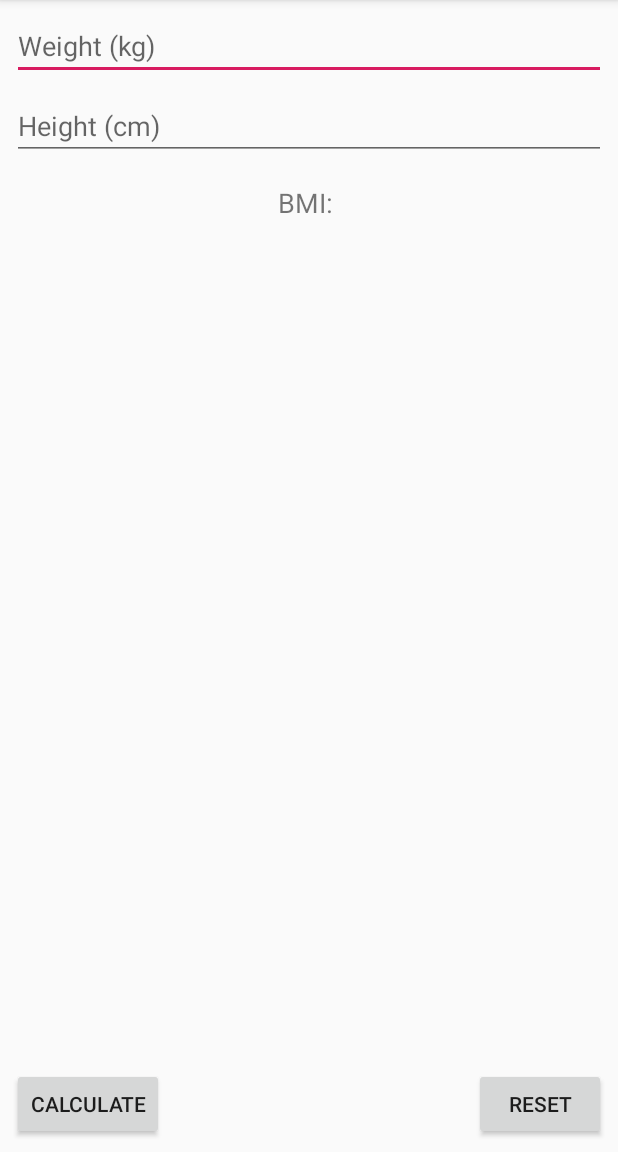
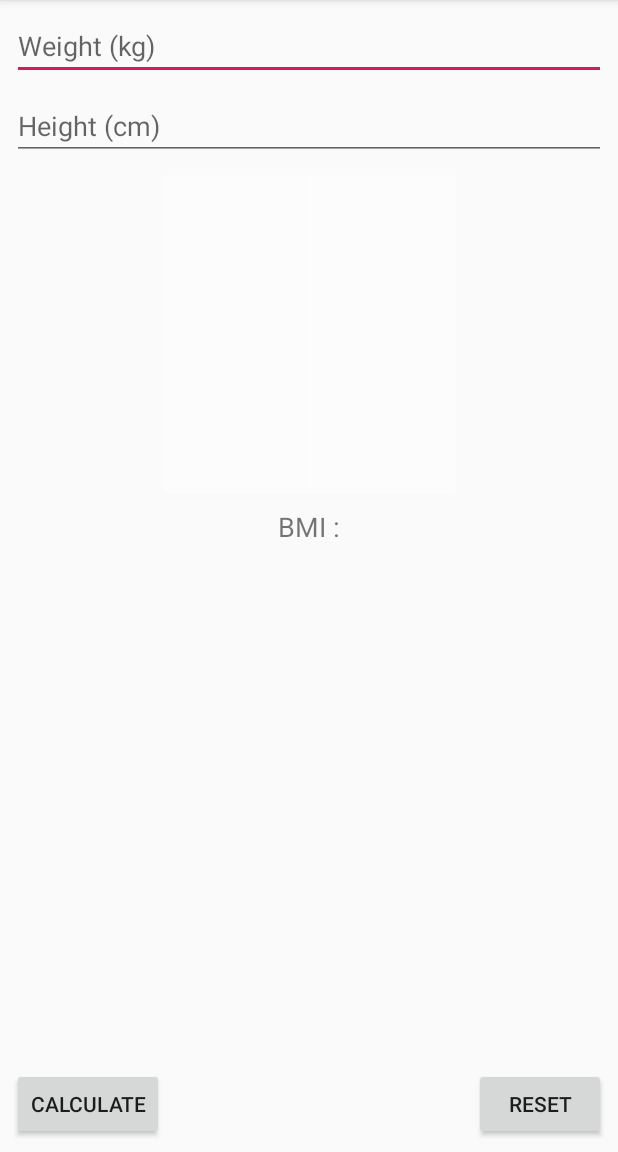
Before and after one commit to edmondlwk312/Activity_2, an Android app: the screen it shows after launch (MainActivity), after a tap on "RESET", on a phone screen of 412 x 824 dp, the part 84-1236 px from its top. Run offline under Robolectric (Android 15) with nearby library versions, the phone set to English and light mode, and no system bars.

Commit message:
Activity_2

```diff
--- a/app/src/main/java/com/example/activity_2/MainActivity.kt
+++ b/app/src/main/java/com/example/activity_2/MainActivity.kt
@@ -3,10 +3,8 @@ package com.example.activity_2
 import androidx.appcompat.app.AppCompatActivity
 import android.os.Bundle
 import android.view.View
-import android.widget.Button
-import android.widget.EditText
-import android.widget.TextView
-import androidx.annotation.IntegerRes
+import android.widget.*
+import java.text.DecimalFormat
 import kotlin.math.pow
 
 class MainActivity : AppCompatActivity()
@@ -16,50 +14,78 @@ class MainActivity : AppCompatActivity()
         super.onCreate(savedInstanceState)
         setContentView(R.layout.activity_main)
 
-        val editWeight = findViewById(R.id.editTextWeight) as EditText
-        val editHeight = findViewById(R.id.editTextHeight) as EditText
+        val editWeight = findViewById<EditText>(R.id.editTextWeight)
+        val editHeight = findViewById<EditText>(R.id.editTextHeight)
 
-        val viewBMI = findViewById(R.id.textViewBMI) as TextView
+        val viewBMI = findViewById<TextView>(R.id.textViewBMI)
+        val decimal = DecimalFormat("00.00")
 
-        val buttonForCalculate = findViewById(R.id.buttonCalculate) as Button
-        val buttonForReset = findViewById(R.id.buttonReset) as Button
+        val buttonForCalculate = findViewById<Button>(R.id.buttonCalculate)
+        val buttonForReset = findViewById<Button>(R.id.buttonReset)
+
+        val imageBMI = findViewById<ImageView>(R.id.imageViewProfile)
 
         buttonForCalculate.setOnClickListener(View.OnClickListener
         {
-            View -> viewBMI.text = "BMI: " + (weight().toDouble() / ((height().toDouble()/ 100).pow(2))).toDouble()
-            //View -> viewBMI.text = "BMI: " + (weight() / ((height() / 100) * (height() / 100))).toString()
+            val messageWeight:String = editWeight.text.toString()
+            val messageHeight:String = editHeight.text.toString()
 
-//            if(viewBMI.text < 20)
-//            {
-//                print("Not enough space")
-//            }
-//            else if(viewBMI.text > 20)
-//            {
-//                print("Pig")
-//            }
-//            else
-//            {
-//                print("shit")
-//            }
+            if((messageWeight.trim().isNotEmpty()) || (messageHeight.trim().isNotEmpty()))
+            {
+                if(messageWeight.trim().isNotEmpty())
+                {
+                    if(messageHeight.trim().isNotEmpty())
+                    {
+                        if((weight().toDouble() / ((height().toDouble()/ 100).pow(2))) < 18.5)
+                        {
+                            viewBMI.text = "BMI: " + decimal.format((weight() / ((height().toDouble()/ 100).pow(2)))) + "\n" + "Underweight"
+                            imageBMI.setImageResource(R.drawable.under)
+                        }
+                        else if(((weight().toDouble() / ((height().toDouble()/ 100).pow(2))) > 18.5) &&((weight().toDouble() / ((height().toDouble()/ 100).pow(2))) < 24.9))
+                        {
+                            viewBMI.text = "BMI: " + decimal.format((weight().toDouble() / ((height().toDouble()/ 100).pow(2)))) + "\n" + "Normal"
+                            imageBMI.setImageResource(R.drawable.normal)
+                        }
+                        else if((weight().toDouble() / ((height().toDouble()/ 100).pow(2))) > 25)
+                        {
+                            viewBMI.text = "BMI: " + decimal.format((weight().toDouble() / ((height().toDouble()/ 100).pow(2)))) + "\n" + "Overweight"
+                            imageBMI.setImageResource(R.drawable.over)
+                        }
+                    }
+                    else
+                    {
+                        Toast.makeText(applicationContext, "Please Enter Height", Toast.LENGTH_SHORT).show()
+                    }
+                }
+                else
+                {
+                    Toast.makeText(applicationContext, "Please Enter Weight", Toast.LENGTH_SHORT).show()
+                }
+            }
+            else
+            {
+                Toast.makeText(applicationContext, "Please Enter Weight and Height", Toast.LENGTH_SHORT).show()
+            }
         })
 
         buttonForReset.setOnClickListener(View.OnClickListener
         {
             View -> editHeight.getText().clear();
                     editWeight.getText().clear();
-                    viewBMI.text = "BMI: "
+                    imageBMI.setImageResource(R.drawable.empty)
+                    viewBMI.text = "BMI :"
         })
     }
 
     fun weight(): Int
     {
-        val input_weight = findViewById(R.id.editTextWeight) as EditText
+        val input_weight = findViewById<EditText>(R.id.editTextWeight)
         return Integer.parseInt(input_weight.text.toString())
     }
 
     fun height(): Int
     {
-        val input_height = findViewById(R.id.editTextHeight) as EditText
+        val input_height = findViewById<EditText>(R.id.editTextHeight)
         return Integer.parseInt(input_height.text.toString())
     }
 }
--- a/app/src/main/res/layout/activity_main.xml
+++ b/app/src/main/res/layout/activity_main.xml
@@ -16,7 +16,6 @@
         android:text="@string/reset"
         app:layout_constraintBottom_toBottomOf="parent"
         app:layout_constraintEnd_toEndOf="parent" />
-    <!--        style="@style/MyButtonStyle"-->
 
     <EditText
         android:id="@+id/editTextWeight"
@@ -62,8 +61,8 @@
         android:contentDescription="@string/picture"
         app:layout_constraintEnd_toEndOf="parent"
         app:layout_constraintStart_toStartOf="parent"
-        app:layout_constraintTop_toBottomOf="@+id/editTextHeight" />
-<!--        app:srcCompat="@drawable/empty" />-->
+        app:layout_constraintTop_toBottomOf="@+id/editTextHeight"
+        app:srcCompat="@drawable/empty" />
 
     <TextView
         android:id="@+id/textViewBMI"
@@ -90,5 +89,4 @@
         android:text="@string/calculate"
         app:layout_constraintBottom_toBottomOf="parent"
         app:layout_constraintStart_toStartOf="parent" />
-<!--    style="@style/MyButtonStyle"-->
 </androidx.constraintlayout.widget.ConstraintLayout>
```
Also changed, not shown: app/src/main/res/drawable/empty.png (added), app/src/main/res/drawable/normal.png (added), app/src/main/res/drawable/over.png (added), app/src/main/res/drawable/under.png (added).
